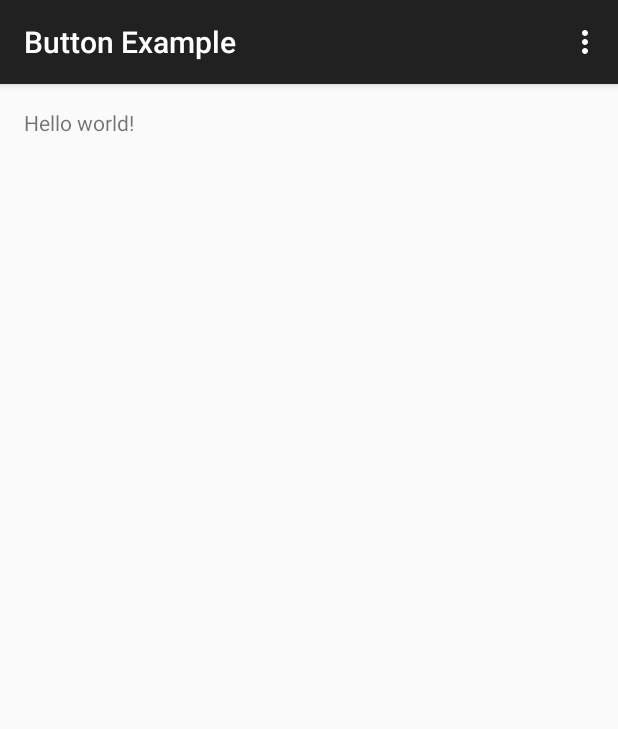
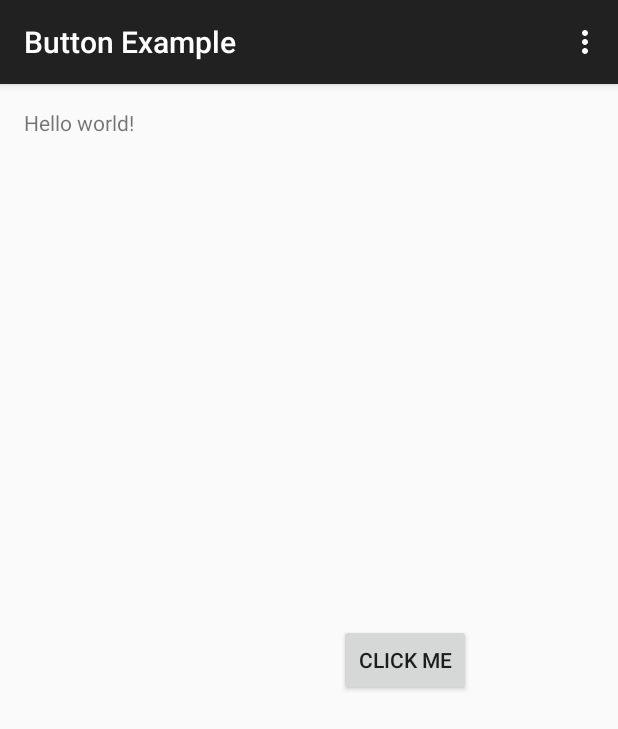
Before and after one commit to Darthpwner/Udemy-Android, an Android app: the screen it shows after launch (MainActivity), on a phone screen of 412 x 824 dp. Shown: the top 729 px of the screen. Run offline under Robolectric (Android 15) with nearby library versions, the light colour scheme and no system bars.

Commit message:
Button clicked works now

```diff
--- a/ButtonExample/app/src/main/java/matthewallenlinsoftware/buttonexample/MainActivity.java
+++ b/ButtonExample/app/src/main/java/matthewallenlinsoftware/buttonexample/MainActivity.java
@@ -10,6 +10,10 @@ import android.view.View;
 
 public class MainActivity extends ActionBarActivity {
 
+    public void buttonClicked(View view) {
+        String name = "Matthew";
+        Log.i("Info", "Hello there, " + name);
+    }
     @Override
     protected void onCreate(Bundle savedInstanceState) {
         super.onCreate(savedInstanceState);
--- a/ButtonExample/app/src/main/res/layout/activity_main.xml
+++ b/ButtonExample/app/src/main/res/layout/activity_main.xml
@@ -8,4 +8,16 @@
     <TextView android:text="@string/hello_world" android:layout_width="wrap_content"
         android:layout_height="wrap_content" />
 
+    <Button
+        android:layout_width="wrap_content"
+        android:layout_height="wrap_content"
+        android:text="Click Me"
+        android:id="@+id/button"
+        android:layout_centerVertical="true"
+        android:layout_alignParentRight="true"
+        android:layout_alignParentEnd="true"
+        android:layout_marginRight="82dp"
+        android:layout_marginEnd="82dp"
+        android:onClick="buttonClicked" />
+
 </RelativeLayout>
```
Also changed, not shown: 1 other file.
